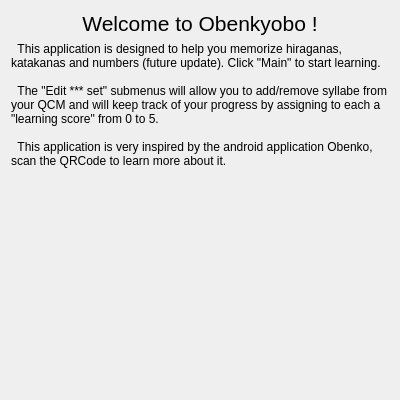
Qt form widgetwelcome.ui (Aryetis/Obenkyobo) before a commit.
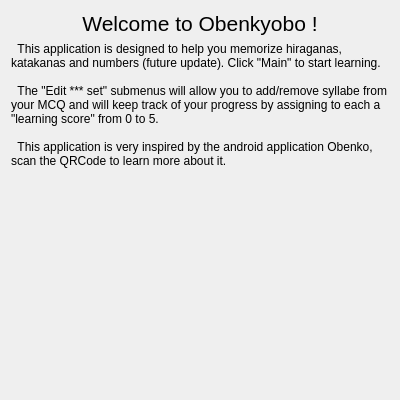
The same form after that commit. Icons and pictures are not drawn.

Patch:
```diff
--- a/widgetwelcome.ui
+++ b/widgetwelcome.ui
@@ -42,7 +42,7 @@
      <property name="text">
       <string>  This application is designed to help you memorize hiraganas, katakanas and numbers (future update). Click &quot;Main&quot; to start learning.
 
-  The &quot;Edit *** set&quot; submenus will allow you to add/remove syllabe from your QCM and will keep track of your progress by assigning to each a &quot;learning score&quot; from 0 to 5.
+  The &quot;Edit *** set&quot; submenus will allow you to add/remove syllabe from your MCQ and will keep track of your progress by assigning to each a &quot;learning score&quot; from 0 to 5.
 
   This application is very inspired by the android application Obenko, scan the QRCode to learn more about it.</string>
      </property>
```
